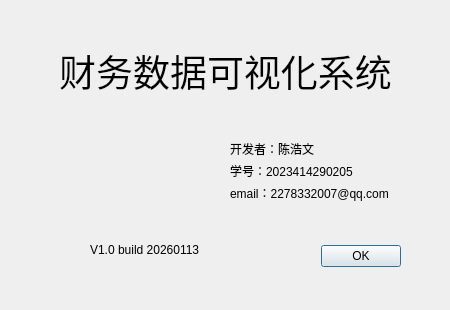
Before: the Qt Designer form aboutdialog.ui in Carlo-Chan/FinanceManager, drawn with Qt 5.
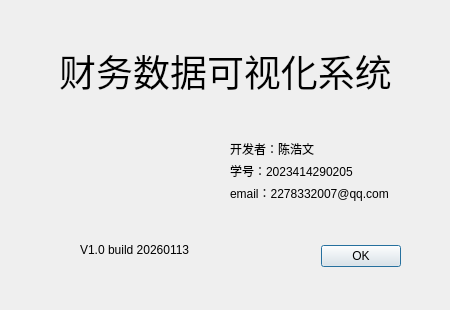
After: the same form once the commit is applied. Icons and pictures are not drawn.

Commit message: feat: 实现关于按钮弹窗功能

Diff of the .ui file:
```diff
--- a/aboutdialog.ui
+++ b/aboutdialog.ui
@@ -49,9 +49,9 @@
   <widget class="QLabel" name="label_6">
    <property name="geometry">
     <rect>
-     <x>90</x>
+     <x>80</x>
      <y>240</y>
-     <width>171</width>
+     <width>131</width>
      <height>20</height>
     </rect>
    </property>
@@ -62,9 +62,9 @@
   <widget class="QDialogButtonBox" name="buttonBox">
    <property name="geometry">
     <rect>
-     <x>60</x>
+     <x>50</x>
      <y>240</y>
-     <width>341</width>
+     <width>351</width>
      <height>32</height>
     </rect>
    </property>
```
Left out of the diff: 11 changed lines with no effect on the pictures. The commit also changes 2 other files.
